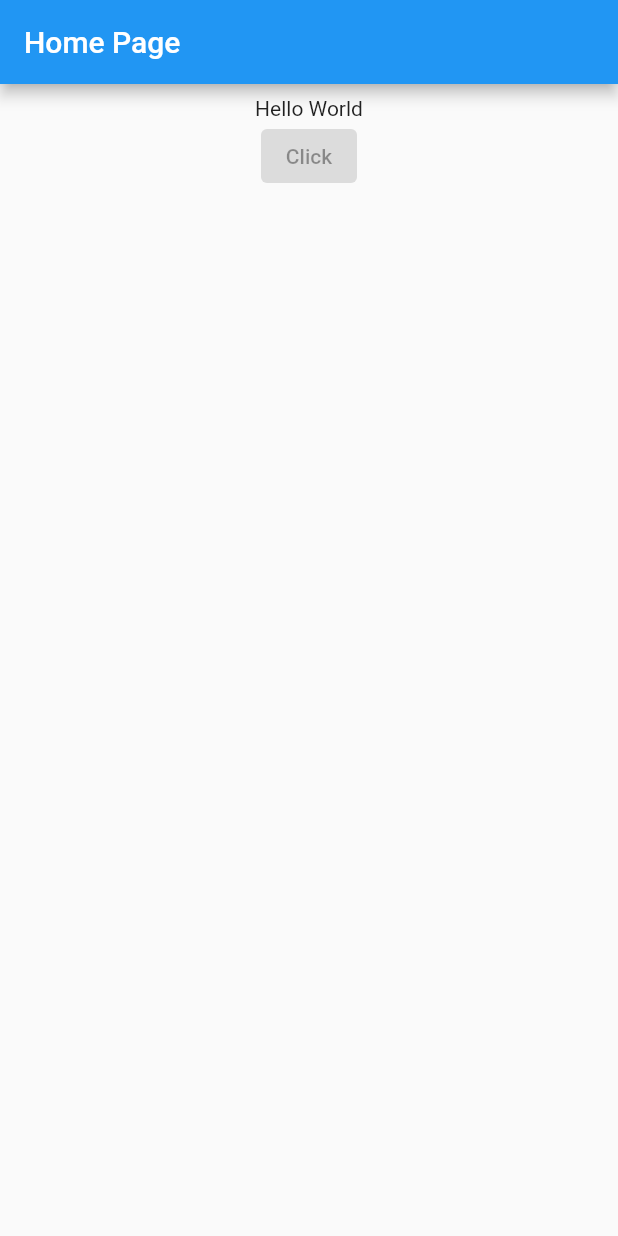
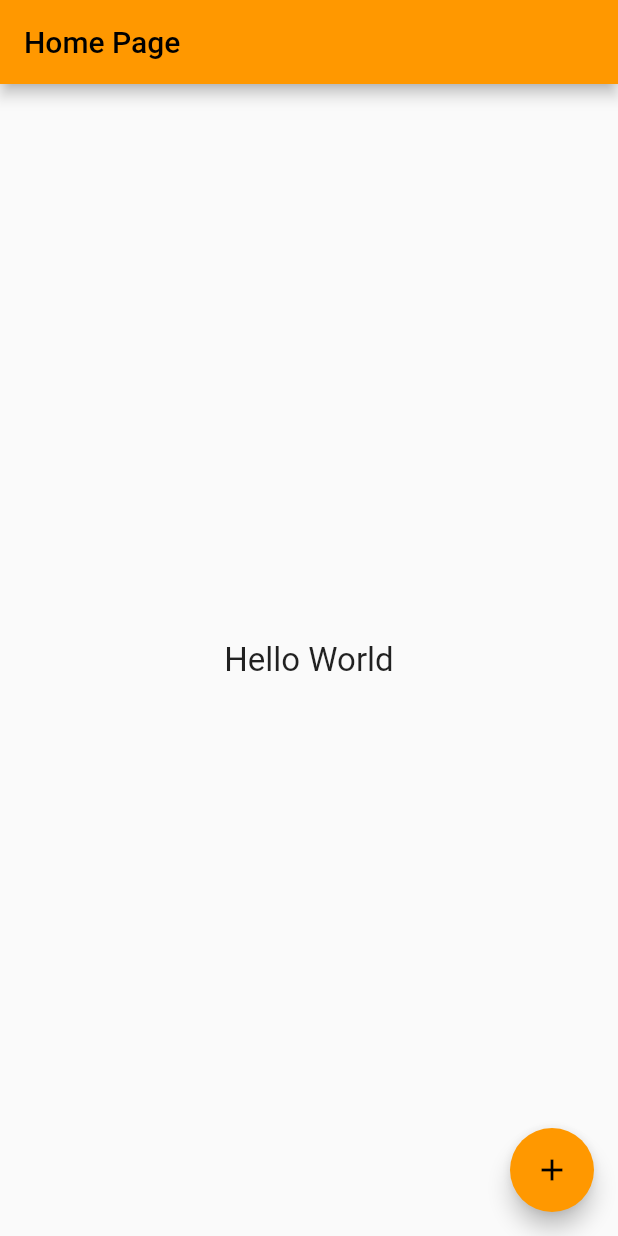
Before and after one commit to Yadavanurag13/first_flutter, a Flutter app: the screen it shows after launch, on a phone screen of 412 x 824 dp. Run offline on Flutter 3.47's test engine with Material 2 defaults, Android fonts, the phone set to English and light mode, and no system bars.

Commit message:
This is my fourth commit

```diff
--- a/lib/main.dart
+++ b/lib/main.dart
@@ -8,9 +8,14 @@ class MyApp extends StatelessWidget {
 
   @override
   Widget build(BuildContext context) {
-    return const MaterialApp(
+    return  MaterialApp(
       title: "My App",
-      home: HomePage());
+        theme: ThemeData(
+          primarySwatch: Colors.orange,
+          brightness: Brightness.light,
+        ),
+        home: const HomePage(),
+    );
   }
 }
 class HomePage extends StatefulWidget {
@@ -40,10 +45,11 @@ class _HomePageState extends State<HomePage> {
       padding: const EdgeInsets.all(8.0),
       child: Center(
         child: Column(
+          mainAxisAlignment: MainAxisAlignment.center,
           children: <Widget>[
-            Text(mytext),
-            ElevatedButton(onPressed: onPressed, child: Text("Click"),
-            )
+            Text(mytext,style: const TextStyle(
+              fontSize: 22.0
+            ),),
           ],
         ),
       ),
@@ -56,7 +62,11 @@ class _HomePageState extends State<HomePage> {
       appBar: AppBar(
         title: const Text("Home Page"),
       ),
-      body: _bodyWideget()
+      body: _bodyWideget(),
+      floatingActionButton: FloatingActionButton(
+        onPressed: () {_changeText();},
+        child: Icon(Icons.add),
+      ),
     );
   }
 }
```
